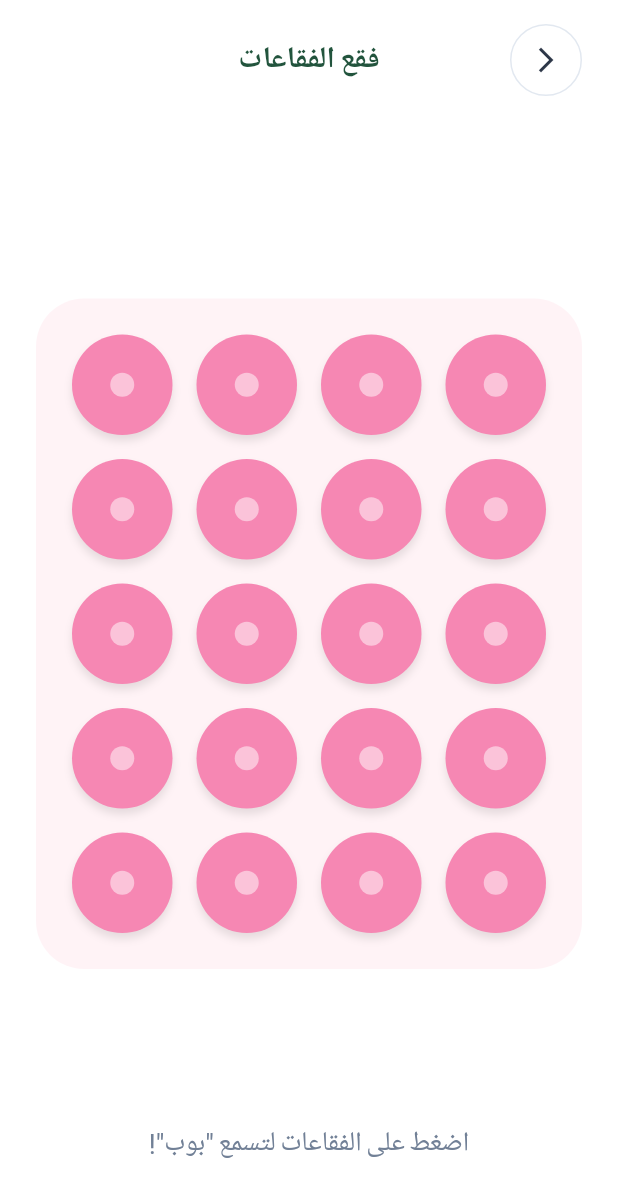
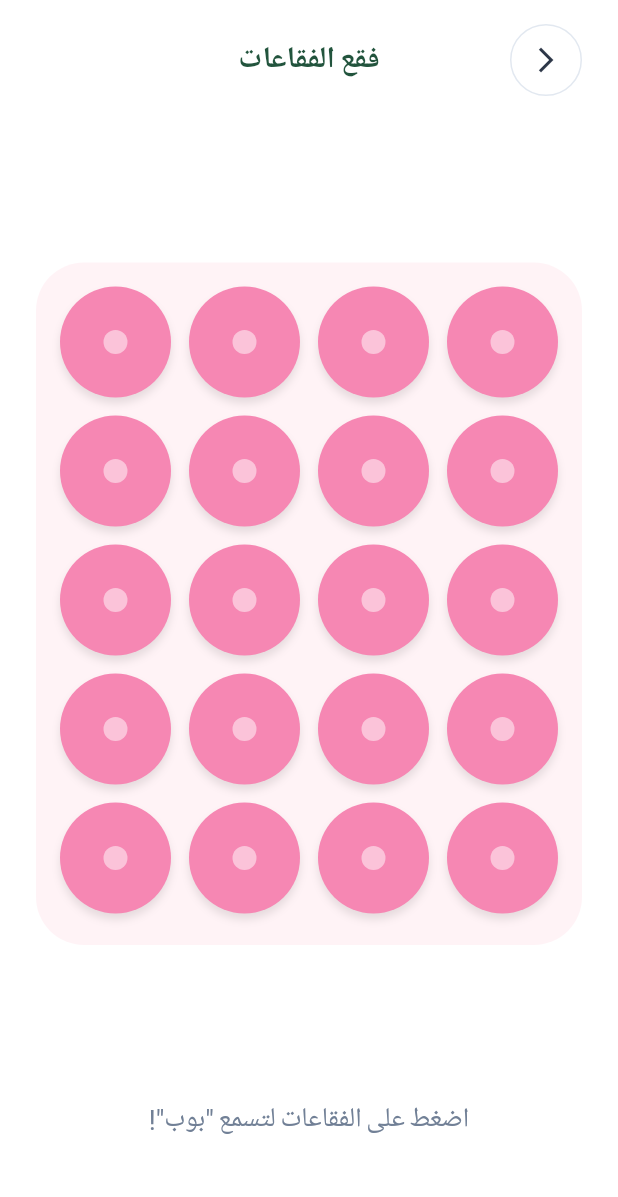
Before and after one commit to amirahegazy1/wanis_app, a Flutter app: the RelaxationCornerScreen screen opened directly, after a tap on "ألعاب التململ", on a phone screen of 412 x 824 dp. Shown: the top 1197 px of the screen. Run offline on Flutter 3.47's test engine with Material 3 defaults, Android fonts, the phone set to English and light mode, and no system bars; our stand-ins replace camera, cloud_firestore, firebase_auth, firebase_core, flutter_riverpod, google_fonts and 2 more; missing offline and left inert: google_mlkit_face_detection, tflite_flutter; accounts and stored records are empty; Roboto replaces fonts that are missing (Readex Pro).

Commit message:
Add sound assets and integrate audio playback in Fidget Gaming and Natural Sounds screens

```diff
--- a/lib/features/relaxation/presentation/screens/fidget_gaming_screen.dart
+++ b/lib/features/relaxation/presentation/screens/fidget_gaming_screen.dart
@@ -1,4 +1,6 @@
 import 'package:flutter/material.dart';
+import 'package:flutter/services.dart';
+import 'package:just_audio/just_audio.dart';
 
 class FidgetGamingScreen extends StatefulWidget {
   const FidgetGamingScreen({super.key});
@@ -8,15 +10,47 @@ class FidgetGamingScreen extends StatefulWidget {
 }
 
 class _FidgetGamingScreenState extends State<FidgetGamingScreen> {
-  // Simple 4x5 grid for bubbles
   final int rows = 5;
   final int cols = 4;
   late List<bool> _poppedBubbles;
+
+  final AudioPlayer _popPlayer = AudioPlayer();
+  final AudioPlayer _resetPlayer = AudioPlayer();
+  bool _audioReady = false;
 
   @override
   void initState() {
     super.initState();
     _poppedBubbles = List.filled(rows * cols, false);
+    _initAudio();
+  }
+
+  Future<void> _initAudio() async {
+    try {
+      await Future.wait([
+        _popPlayer.setAsset('assets/sounds/pop.wav'),
+        _resetPlayer.setAsset('assets/sounds/reset.wav'),
+      ]);
+      _audioReady = true;
+    } catch (_) {
+      // Audio is optional — gracefully degrade
+    }
+  }
+
+  Future<void> _playPop() async {
+    if (!_audioReady) return;
+    try {
+      await _popPlayer.seek(Duration.zero);
+      _popPlayer.play();
+    } catch (_) {}
+  }
+
+  Future<void> _playReset() async {
+    if (!_audioReady) return;
+    try {
+      await _resetPlayer.seek(Duration.zero);
+      _resetPlayer.play();
+    } catch (_) {}
   }
 
   void _popBubble(int index) {
@@ -24,8 +58,26 @@ class _FidgetGamingScreenState extends State<FidgetGamingScreen> {
       setState(() {
         _poppedBubbles[index] = true;
       });
-      // Optionally trigger haptic feedback here (using flutter/services or a sound)
+      HapticFeedback.lightImpact();
+      _playPop();
     }
+  }
+
+  void _resetBubbles() {
+    setState(() {
+      _poppedBubbles = List.filled(rows * cols, false);
+    });
+    HapticFeedback.mediumImpact();
+    _playReset();
+  }
+
+  bool get _allPopped => _poppedBubbles.every((b) => b);
+
+  @override
+  void dispose() {
+    _popPlayer.dispose();
+    _resetPlayer.dispose();
+    super.dispose();
   }
 
   @override
@@ -39,7 +91,6 @@ class _FidgetGamingScreenState extends State<FidgetGamingScreen> {
             crossAxisAlignment: CrossAxisAlignment.stretch,
             children: [
               const SizedBox(height: 16),
-              // Header
               Row(
                 mainAxisAlignment: MainAxisAlignment.spaceBetween,
                 children: [
@@ -64,39 +115,44 @@ class _FidgetGamingScreenState extends State<FidgetGamingScreen> {
                       color: Color(0xFF22543D),
                     ),
                   ),
-                  const SizedBox(width: 48), // Balance for centering
+                  const SizedBox(width: 48),
                 ],
               ),
-              const SizedBox(height: 64),
+              const SizedBox(height: 24),
 
-              // Bubble Wrap Grid
               Expanded(
                 child: Center(
+                  child: AspectRatio(
+                    aspectRatio: cols / rows,
                     child: Container(
-                    padding: const EdgeInsets.all(24),
+                      padding: const EdgeInsets.all(16),
                       decoration: BoxDecoration(
                         color: const Color(0xFFFED7E2).withValues(alpha: 0.3),
                         borderRadius: BorderRadius.circular(32),
                       ),
                       child: GridView.builder(
-                      shrinkWrap: true,
                         physics: const NeverScrollableScrollPhysics(),
                         gridDelegate: SliverGridDelegateWithFixedCrossAxisCount(
                           crossAxisCount: cols,
-                        crossAxisSpacing: 16,
-                        mainAxisSpacing: 16,
+                          crossAxisSpacing: 12,
+                          mainAxisSpacing: 12,
                         ),
                         itemCount: rows * cols,
                         itemBuilder: (context, index) {
                           final isPopped = _poppedBubbles[index];
                           return GestureDetector(
                             onTap: () => _popBubble(index),
+                            child: AnimatedScale(
+                              scale: isPopped ? 0.85 : 1.0,
+                              duration: const Duration(milliseconds: 150),
                               child: AnimatedContainer(
                                 duration: const Duration(milliseconds: 150),
                                 decoration: BoxDecoration(
                                   shape: BoxShape.circle,
                                   color: isPopped ? const Color(0xFFFCC2D7) : const Color(0xFFF687B3),
-                              boxShadow: isPopped ? [] : [
+                                  boxShadow: isPopped
+                                      ? []
+                                      : [
                                           BoxShadow(
                                             color: Colors.black.withValues(alpha: 0.1),
                                             blurRadius: 4,
@@ -109,7 +165,7 @@ class _FidgetGamingScreenState extends State<FidgetGamingScreen> {
                                   ),
                                 ),
                                 child: isPopped
-                              ? null // Empty if popped
+                                    ? null
                                     : Center(
                                         child: Container(
                                           width: 16,
@@ -121,23 +177,47 @@ class _FidgetGamingScreenState extends State<FidgetGamingScreen> {
                                         ),
                                       ),
                               ),
+                            ),
                           );
                         },
                       ),
                     ),
                   ),
                 ),
+              ),
 
-              const SizedBox(height: 32),
-              const Text(
-                'اضغط على الفقاعات لتسمع "بوب"!',
-                style: TextStyle(
+              const SizedBox(height: 16),
+              Text(
+                _allPopped ? 'أحسنت! فقعت كل الفقاعات 🎉' : 'اضغط على الفقاعات لتسمع "بوب"!',
+                style: const TextStyle(
                   fontSize: 18,
                   color: Color(0xFF718096),
                 ),
                 textAlign: TextAlign.center,
               ),
-              const SizedBox(height: 48),
+              const SizedBox(height: 16),
+              if (_allPopped)
+                Center(
+                  child: GestureDetector(
+                    onTap: _resetBubbles,
+                    child: Container(
+                      padding: const EdgeInsets.symmetric(horizontal: 32, vertical: 12),
+                      decoration: BoxDecoration(
+                        color: const Color(0xFFFED7E2),
+                        borderRadius: BorderRadius.circular(30),
+                      ),
+                      child: const Text(
+                        'إعادة 🔄',
+                        style: TextStyle(
+                          fontSize: 16,
+                          fontWeight: FontWeight.bold,
+                          color: Color(0xFFB83280),
+                        ),
+                      ),
+                    ),
+                  ),
+                ),
+              SizedBox(height: _allPopped ? 24 : 48),
             ],
           ),
         ),
--- a/lib/features/relaxation/presentation/screens/relaxation_corner_screen.dart
+++ b/lib/features/relaxation/presentation/screens/relaxation_corner_screen.dart
@@ -18,7 +18,6 @@ class RelaxationCornerScreen extends StatelessWidget {
             crossAxisAlignment: CrossAxisAlignment.stretch,
             children: [
               const SizedBox(height: 16),
-              // Header
               Row(
                 mainAxisAlignment: MainAxisAlignment.spaceBetween,
                 children: [
@@ -45,16 +44,16 @@ class RelaxationCornerScreen extends StatelessWidget {
                   ),
                 ],
               ),
-              const SizedBox(height: 32),
-              // Breathing Exercise Card
-              _buildActivityCard(
+              const SizedBox(height: 24),
+              Expanded(
+                child: _buildActivityCard(
                   context,
                   title: 'تمرين التنفس',
                   subtitle: 'شهيق وزفير ببطء...',
                   buttonText: 'ابدأ الآن',
                   buttonColor: const Color(0xFFC6F6D5),
                   buttonTextColor: const Color(0xFF276749),
-                imageWidget: const Icon(Icons.air, size: 80, color: Color(0xFF68D391)), // Placeholder for the face/air icon
+                  imageWidget: const Icon(Icons.air, size: 64, color: Color(0xFF68D391)),
                   onTap: () {
                     Navigator.push(
                       context,
@@ -64,16 +63,17 @@ class RelaxationCornerScreen extends StatelessWidget {
                     );
                   },
                 ),
-              const SizedBox(height: 20),
-              // Fidget Games Card
-              _buildActivityCard(
+              ),
+              const SizedBox(height: 16),
+              Expanded(
+                child: _buildActivityCard(
                   context,
                   title: 'ألعاب التململ',
                   subtitle: 'فقع الفقاعات للاسترخاء',
                   buttonText: 'ابدأ الآن',
                   buttonColor: const Color(0xFFFED7E2),
                   buttonTextColor: const Color(0xFFB83280),
-                imageWidget: const Icon(Icons.touch_app, size: 80, color: Color(0xFFF687B3)), // Placeholder for fidget icon
+                  imageWidget: const Icon(Icons.touch_app, size: 64, color: Color(0xFFF687B3)),
                   onTap: () {
                     Navigator.push(
                       context,
@@ -83,16 +83,17 @@ class RelaxationCornerScreen extends StatelessWidget {
                     );
                   },
                 ),
-              const SizedBox(height: 20),
-              // Natural Sounds Card
-              _buildActivityCard(
+              ),
+              const SizedBox(height: 16),
+              Expanded(
+                child: _buildActivityCard(
                   context,
                   title: 'أصوات الطبيعة',
                   subtitle: 'مطر، بحر، غابة...',
                   buttonText: 'استماع',
                   buttonColor: const Color(0xFFBEE3F8),
                   buttonTextColor: const Color(0xFF2B6CB0),
-                imageWidget: const Icon(Icons.headphones, size: 80, color: Color(0xFF63B3ED)), // Placeholder
+                  imageWidget: const Icon(Icons.headphones, size: 64, color: Color(0xFF63B3ED)),
                   onTap: () {
                     Navigator.push(
                       context,
@@ -102,7 +103,8 @@ class RelaxationCornerScreen extends StatelessWidget {
                     );
                   },
                 ),
-              const SizedBox(height: 20),
+              ),
+              const SizedBox(height: 16),
             ],
           ),
         ),
@@ -123,7 +125,6 @@ class RelaxationCornerScreen extends StatelessWidget {
     return GestureDetector(
       onTap: onTap,
       child: Container(
-        height: 160,
         decoration: BoxDecoration(
           color: Colors.white,
           borderRadius: BorderRadius.circular(24),
@@ -136,42 +137,42 @@ class RelaxationCornerScreen extends StatelessWidget {
             ),
           ],
         ),
-        child: Stack(
+        child: Padding(
+          padding: const EdgeInsets.symmetric(horizontal: 20, vertical: 16),
+          child: Row(
             children: [
-            // Image / Graphic on the left side
-            Positioned(
-              left: 20,
-              top: 40,
-              child: imageWidget,
-            ),
-            // Text and Button on the right side
-            Positioned(
-              right: 20,
-              top: 24,
+              imageWidget,
+              const SizedBox(width: 16),
+              Expanded(
                 child: Column(
                   crossAxisAlignment: CrossAxisAlignment.end,
+                  mainAxisAlignment: MainAxisAlignment.center,
                   children: [
                     Text(
                       title,
                       style: const TextStyle(
-                      fontSize: 22,
+                        fontSize: 20,
                         fontWeight: FontWeight.bold,
                         color: Color(0xFF22543D),
                       ),
                       textAlign: TextAlign.right,
+                      maxLines: 1,
+                      overflow: TextOverflow.ellipsis,
                     ),
                     const SizedBox(height: 4),
                     Text(
                       subtitle,
                       style: const TextStyle(
-                      fontSize: 16,
+                        fontSize: 14,
                         color: Color(0xFF718096),
                       ),
                       textAlign: TextAlign.right,
+                      maxLines: 1,
+                      overflow: TextOverflow.ellipsis,
                     ),
-                  const SizedBox(height: 16),
+                    const SizedBox(height: 12),
                     Container(
-                    padding: const EdgeInsets.symmetric(horizontal: 24, vertical: 8),
+                      padding: const EdgeInsets.symmetric(horizontal: 20, vertical: 8),
                       decoration: BoxDecoration(
                         color: buttonColor,
                         borderRadius: BorderRadius.circular(30),
@@ -191,6 +192,7 @@ class RelaxationCornerScreen extends StatelessWidget {
             ],
           ),
         ),
+      ),
     );
   }
 }
--- a/pubspec.yaml
+++ b/pubspec.yaml
@@ -86,6 +86,7 @@ flutter:
   assets:
     - assets/images/
     - assets/ai/
+    - assets/sounds/
 
   # An image asset can refer to one or more resolution-specific "variants", see
   # https://flutter.dev/to/resolution-aware-images
```
Also changed, not shown: lib/features/relaxation/presentation/screens/breathing_exercise_screen.dart (+21 -23 lines), lib/features/relaxation/presentation/screens/natural_sounds_screen.dart (+24 -35 lines), 4 other files. Lines whose indentation alone changed are shown as unchanged.
